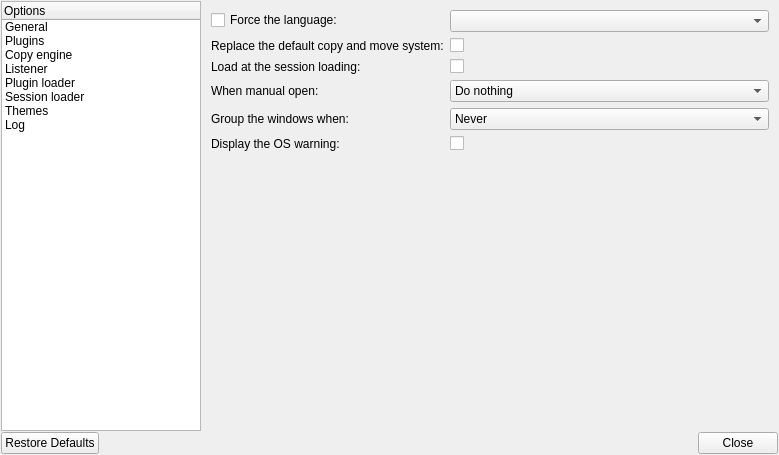
The window that OptionDialog.ui (alphaonex86/Ultracopier) describes before a commit, drawn with Qt 5.
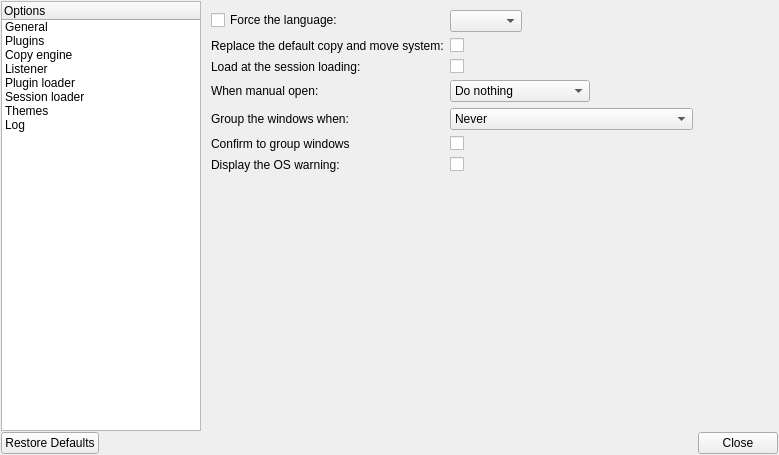
The same window after the commit. The open tabs and pages were chosen to show the change. Icons and pictures are not drawn.

Commit message: More improvements, add confirmation before group a window

Diff of the .ui file:
```diff
--- a/OptionDialog.ui
+++ b/OptionDialog.ui
@@ -102,12 +102,15 @@
      <item>
       <widget class="QStackedWidget" name="stackedWidget">
        <property name="currentIndex">
-        <number>8</number>
+        <number>0</number>
        </property>
        <widget class="QWidget" name="stackedWidgetGeneral">
         <layout class="QVBoxLayout" name="verticalLayout_9">
          <item>
           <layout class="QFormLayout" name="formLayout_2">
+           <property name="fieldGrowthPolicy">
+            <enum>QFormLayout::ExpandingFieldsGrow</enum>
+           </property>
            <item row="0" column="0">
             <widget class="QCheckBox" name="Language_force">
              <property name="text">
@@ -214,15 +217,25 @@
             </widget>
            </item>
            <item row="5" column="0">
+            <widget class="QLabel" name="label_7">
+             <property name="text">
+              <string>Confirm to group windows</string>
+             </property>
+            </widget>
+           </item>
+           <item row="6" column="0">
             <widget class="QLabel" name="label_11">
              <property name="text">
               <string>Display the OS warning:</string>
              </property>
             </widget>
            </item>
-           <item row="5" column="1">
+           <item row="6" column="1">
             <widget class="QCheckBox" name="DisplayOSWarning"/>
            </item>
+           <item row="5" column="1">
+            <widget class="QCheckBox" name="confirmToGroupWindows"/>
+           </item>
           </layout>
          </item>
          <item>
```
The commit also changes 5 other files.
